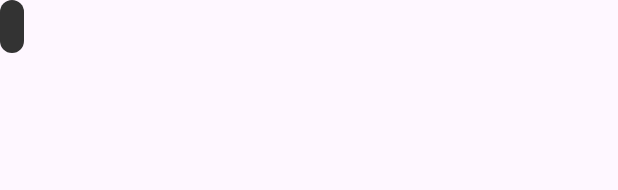
After one commit to KlaHoff/COM626, an Android app: the layout custom_toast.xml on its own in the app's theme, with its tools: preview values and no code run, on a phone screen of 412 x 824 dp. The commit adds this screen. Shown: the top 190 px of the screen. Run offline under Robolectric (Android 15) with nearby library versions, the phone set to English and light mode, and no system bars.

Commit message:
custom toast & loading circle while fetching data

```diff
--- a/app/src/main/java/com/example/mad3d/data/PoiRepository.kt
+++ b/app/src/main/java/com/example/mad3d/data/PoiRepository.kt
@@ -23,7 +23,7 @@ class POIRepository(private val context: Context) {
         poiDao = PoiDatabase.getDatabase(context).getPoiDao()
     }
 
-    fun fetchAndStorePOIs(bbox: String) {
+    fun fetchAndStorePOIs(bbox: String, callback: () -> Unit) {
         CoroutineScope(Dispatchers.IO).launch {
             val response = poiService.getPois(bbox, "poi", "4326").execute()
             if (response.isSuccessful) {
@@ -60,6 +60,7 @@ class POIRepository(private val context: Context) {
                     }
                 }
             }
+            callback()
         }
     }
 }
--- /dev/null
+++ b/app/src/main/res/drawable/toast_background.xml
@@ -0,0 +1,6 @@
+<?xml version="1.0" encoding="utf-8"?>
+<shape xmlns:android="http://schemas.android.com/apk/res/android">
+    <solid android:color="#333333" />
+    <corners android:radius="8dp" />
+    <padding android:left="10dp" android:top="10dp" android:right="10dp" android:bottom="10dp"/>
+</shape>
--- /dev/null
+++ b/app/src/main/res/layout/custom_toast.xml
@@ -0,0 +1,14 @@
+<?xml version="1.0" encoding="utf-8"?>
+<LinearLayout xmlns:android="http://schemas.android.com/apk/res/android"
+    android:layout_width="wrap_content"
+    android:layout_height="wrap_content"
+    android:background="@drawable/toast_background"
+    android:orientation="horizontal"
+    android:padding="8dp">
+
+    <TextView
+        android:id="@+id/toast_text"
+        android:layout_width="wrap_content"
+        android:layout_height="wrap_content"
+        android:textColor="@android:color/white" />
+</LinearLayout>
```
Also changed, not shown: app/src/main/java/com/example/mad3d/ui/MainActivity.kt (+17 -5 lines), app/src/main/java/com/example/mad3d/utils/ToastUtils.kt (added, +32 -0 lines), app/src/main/res/layout/activity_main.xml (+11 -0 lines), 1 other file.
